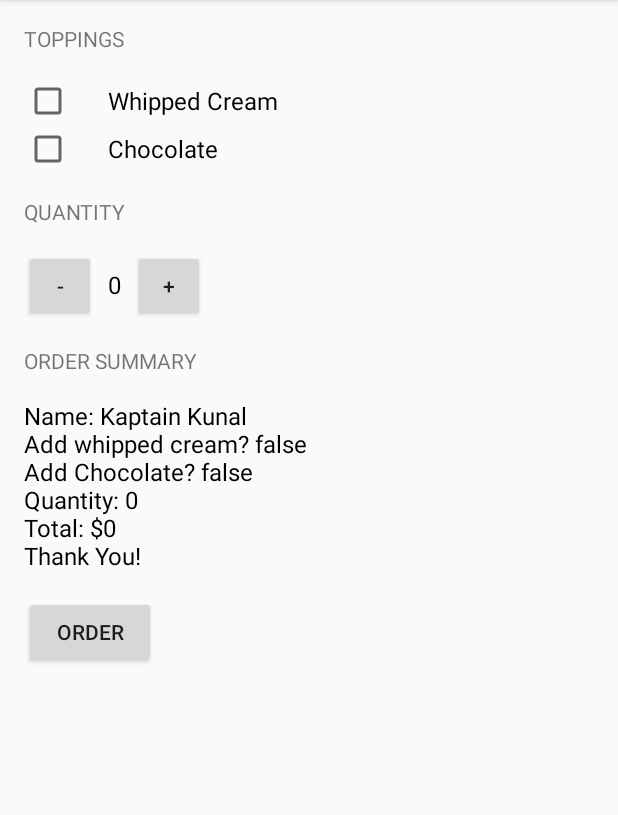
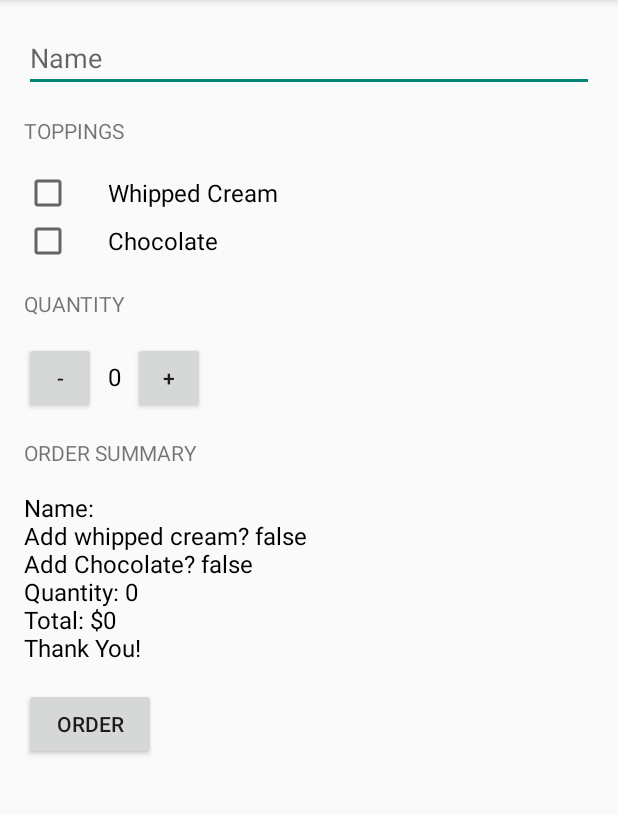
Before and after one commit to lkeude96/Learn, an Android app: the screen it shows after launch (MainActivity), after a tap on "ORDER", on a phone screen of 412 x 824 dp, the part 84-899 px from its top. Run offline under Robolectric (Android 15) with nearby library versions, the phone set to English and light mode, and no system bars.

Commit message:
What's your name?

```diff
--- a/Udacity/Android Development for Beginners/JustJava/app/src/main/java/com/example/android/justjava/MainActivity.java
+++ b/Udacity/Android Development for Beginners/JustJava/app/src/main/java/com/example/android/justjava/MainActivity.java
@@ -5,6 +5,7 @@ import android.support.v7.app.ActionBarActivity;
 import android.util.Log;
 import android.view.View;
 import android.widget.CheckBox;
+import android.widget.EditText;
 import android.widget.TextView;
 
 import java.text.NumberFormat;
@@ -26,12 +27,17 @@ public class MainActivity extends ActionBarActivity {
      * This method is called when the order button is clicked.
      */
     public void submitOrder(View view) {
+        EditText nameField = (EditText) findViewById(R.id.name_field);
+        String name = nameField.getText().toString();
+
         CheckBox whippedCreamCheckBox = (CheckBox) findViewById(R.id.whipped_cream_checkbox);
         boolean hasWhippedCream = whippedCreamCheckBox.isChecked();
+
         CheckBox chocolateCheckBox = (CheckBox) findViewById(R.id.chocolate_checkbox);
         boolean hasChocolate = chocolateCheckBox.isChecked();
+
         int price = calculatePrice();
-        String priceMessage = createOrderSummary(price, hasWhippedCream, hasChocolate);
+        String priceMessage = createOrderSummary(name, price, hasWhippedCream, hasChocolate);
         displayMessage(priceMessage);
 
         ;
@@ -64,13 +70,14 @@ public class MainActivity extends ActionBarActivity {
     /**
      * Create summary of the order.
      *
+     * @param name of the customer
      * @param price of the order
      * @param addWhippedCream is whether or not the user wants whipped cream topping
      * @param addChocolate is whether or not the user wants chocolate topping
      * @return text summary
      */
-    private String createOrderSummary(int price, boolean addWhippedCream, boolean addChocolate) {
-        String priceMessage = "Name: Kaptain Kunal";
+    private String createOrderSummary(String name, int price, boolean addWhippedCream, boolean addChocolate) {
+        String priceMessage = "Name: " + name;
         priceMessage += "\nAdd whipped cream? " + addWhippedCream;
         priceMessage += "\nAdd Chocolate? " + addChocolate;
         priceMessage += "\nQuantity: " + quantity;
--- a/Udacity/Android Development for Beginners/JustJava/app/src/main/res/layout/activity_main.xml
+++ b/Udacity/Android Development for Beginners/JustJava/app/src/main/res/layout/activity_main.xml
@@ -14,9 +14,17 @@
     android:paddingTop="@dimen/activity_vertical_margin"
     tools:context=".MainActivity">
 
+    <EditText
+        android:id="@+id/name_field"
+        android:layout_width="match_parent"
+        android:layout_height="wrap_content"
+        android:hint="Name"
+        android:inputType="textCapWords"/>
+
     <TextView
         android:layout_width="wrap_content"
         android:layout_height="wrap_content"
+        android:layout_marginTop="16dp"
         android:layout_marginBottom="16dp"
         android:text="Toppings"
         android:textAllCaps="true"/>
```
